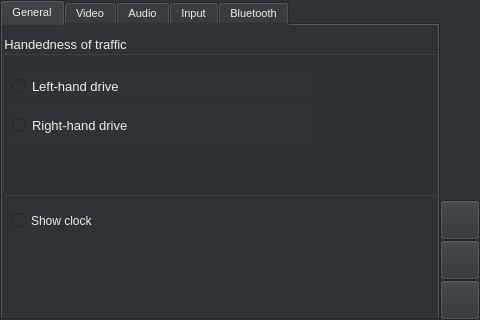
Old version of the form src/autoapp/UI/settingswindow.ui in the repository icecube45/openauto.
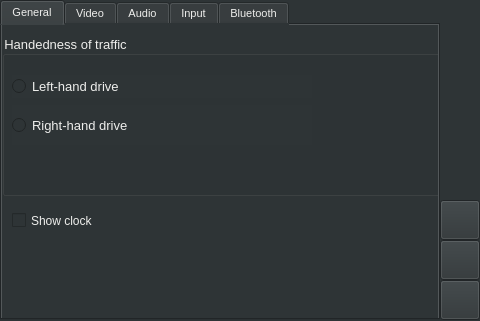
New version of the form. The open tabs and pages were chosen to show the change. Icons and pictures are not drawn.

Commit message: Few more GUI changes on the idle screen

Diff of the .ui file:
```diff
--- a/src/autoapp/UI/settingswindow.ui
+++ b/src/autoapp/UI/settingswindow.ui
@@ -7,7 +7,7 @@
     <x>0</x>
     <y>0</y>
     <width>480</width>
-    <height>320</height>
+    <height>321</height>
    </rect>
   </property>
   <property name="minimumSize">
```
Left out of the diff: 2 changed lines with no effect on the pictures. The commit also changes 5 other files.
